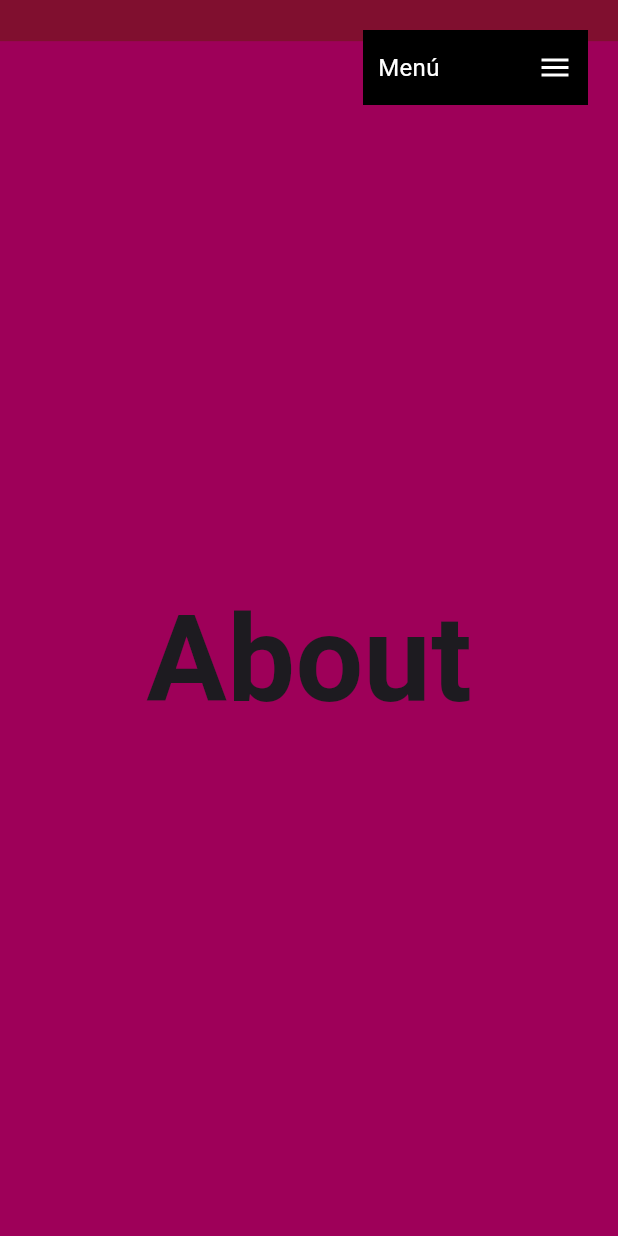
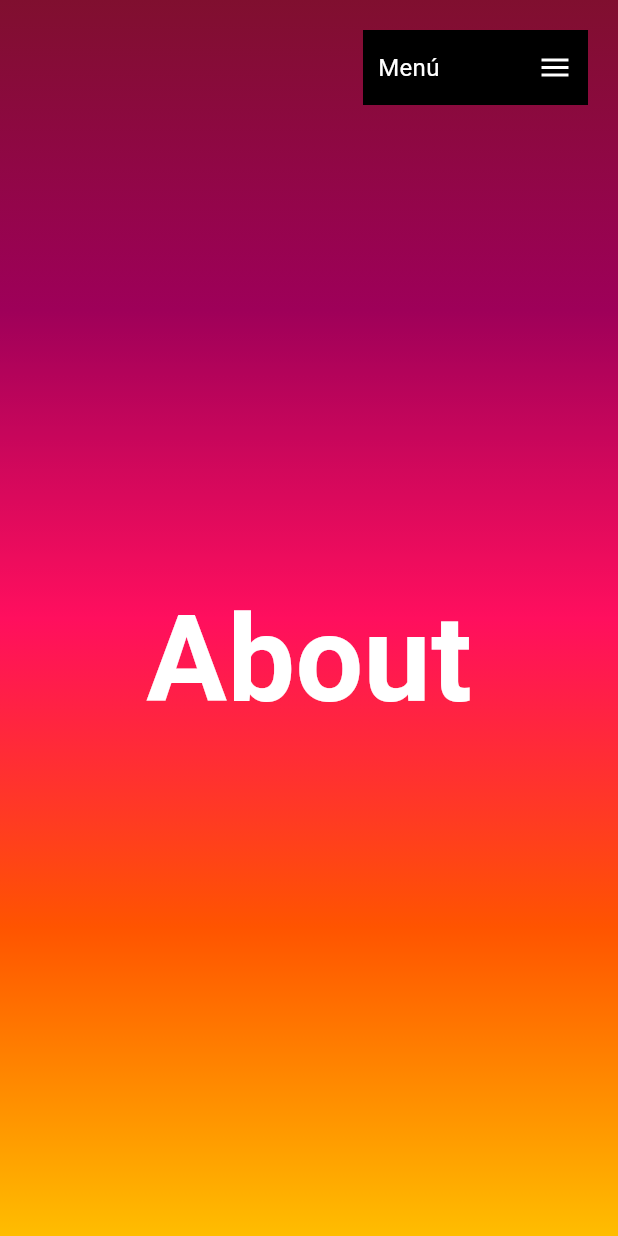
Before and after one commit to ManuelManodes/landingPage, a Flutter app: the screen it shows after launch, scrolled down 576 dp, on a phone screen of 412 x 824 dp. Run offline on Flutter 3.47's test engine with Material 3 defaults, Android fonts, the phone set to English and light mode, and no system bars; our stand-ins replace animate_do, fluro, google_fonts.

Commit message:
fix: Hacer vistas transparentes para mostrar gradiente
- Cambiar color de fondo de todas las vistas a Colors.transparent
- Agregar color blanco al texto para mejor contraste
- Permitir que el gradiente de HomePage se vea a través de las vistas
- Corregir HomeView, AboutView, ContactView, LocationView, PricingView

```diff
--- a/lib/ui/views/about_view.dart
+++ b/lib/ui/views/about_view.dart
@@ -5,7 +5,7 @@
   @override
   Widget build(BuildContext context) {
     return Container(
-      color: Color(0xFF9e0059),
+      color: Colors.transparent,
       child: Center(
         child: FittedBox(
           fit: BoxFit.contain,
@@ -14,6 +14,7 @@
             style: GoogleFonts.montserratAlternates(
               fontSize: 80,
               fontWeight: FontWeight.bold,
+              color: Colors.white,
             ),
           ),
         ),
--- a/lib/ui/views/contact_view.dart
+++ b/lib/ui/views/contact_view.dart
@@ -5,7 +5,7 @@
   @override
   Widget build(BuildContext context) {
     return Container(
-      color: Color(0xFF0ff0054),
+      color: Colors.transparent,
       child: Center(
         child: FittedBox(
           fit: BoxFit.contain,
@@ -14,6 +14,7 @@
             style: GoogleFonts.montserratAlternates(
               fontSize: 80,
               fontWeight: FontWeight.bold,
+              color: Colors.white,
             ),
           ),
         ),
--- a/lib/ui/views/home_view.dart
+++ b/lib/ui/views/home_view.dart
@@ -5,7 +5,7 @@
   @override
   Widget build(BuildContext context) {
     return Container(
-      color: Color(0xFF800f2f),
+      color: Colors.transparent,
       child: Center(
         child: FittedBox(
           fit: BoxFit.contain,
@@ -14,6 +14,7 @@
             style: GoogleFonts.montserratAlternates(
               fontSize: 80,
               fontWeight: FontWeight.bold,
+              color: Colors.white,
             ),
           ),
         ),
--- a/lib/ui/views/location_view.dart
+++ b/lib/ui/views/location_view.dart
@@ -5,7 +5,7 @@
   @override
   Widget build(BuildContext context) {
     return Container(
-      color: Color(0xFFFF5400),
+      color: Colors.transparent,
       child: Center(
         child: FittedBox(
           fit: BoxFit.contain,
@@ -14,6 +14,7 @@
             style: GoogleFonts.montserratAlternates(
               fontSize: 80,
               fontWeight: FontWeight.bold,
+              color: Colors.white,
             ),
           ),
         ),
--- a/lib/ui/views/pricing_view.dart
+++ b/lib/ui/views/pricing_view.dart
@@ -5,7 +5,7 @@
   @override
   Widget build(BuildContext context) {
     return Container(
-      color: Color(0xFFFFBD00),
+      color: Colors.transparent,
       child: Center(
         child: FittedBox(
           fit: BoxFit.contain,
@@ -14,6 +14,7 @@
             style: GoogleFonts.montserratAlternates(
               fontSize: 80,
               fontWeight: FontWeight.bold,
+              color: Colors.white,
             ),
           ),
         ),
```
